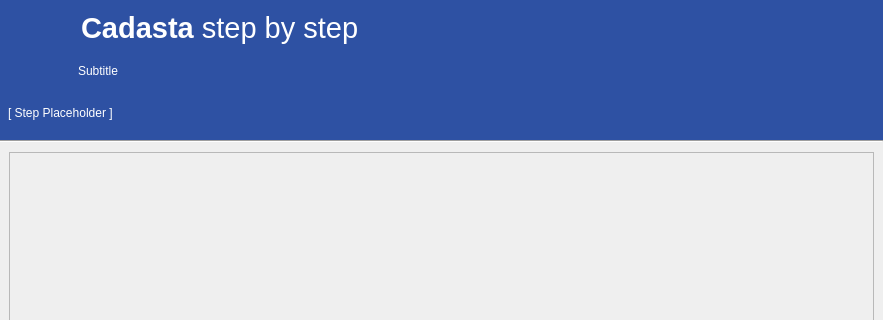
First picture: the form in cadasta/gui/ui/wizard/wizard_dialog_base.ui, repository kartoza/cadasta-qgis-plugin, before the edit; both pictures show x 0 to 883 and y 0 to 320 of the 883 by 811 pixel window.
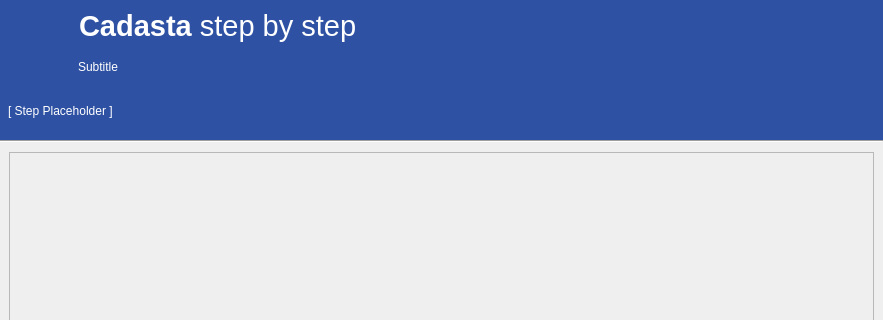
Second picture: the form after the edit. Icons and pictures are not drawn.

Commit message: Fix title size

Patch:
```diff
--- a/cadasta/gui/ui/wizard/wizard_dialog_base.ui
+++ b/cadasta/gui/ui/wizard/wizard_dialog_base.ui
@@ -143,21 +143,22 @@
         <item row="0" column="1">
          <widget class="QLabel" name="label_main_title">
           <property name="sizePolicy">
-           <sizepolicy hsizetype="Expanding" vsizetype="Preferred">
+           <sizepolicy hsizetype="Preferred" vsizetype="Preferred">
             <horstretch>0</horstretch>
             <verstretch>0</verstretch>
            </sizepolicy>
           </property>
           <property name="font">
            <font>
-            <pointsize>18</pointsize>
+            <pointsize>12</pointsize>
             <weight>50</weight>
             <italic>false</italic>
             <bold>false</bold>
+            <underline>false</underline>
            </font>
           </property>
           <property name="styleSheet">
-           <string notr="true">font: 18pt; color: #fff;</string>
+           <string notr="true">color: #fff;</string>
           </property>
           <property name="text">
            <string>&lt;html&gt;&lt;head/&gt;&lt;body&gt;&lt;p&gt;&lt;span style=&quot; font-size:22pt; font-weight:600;&quot;&gt;Cadasta&lt;/span&gt;&lt;span style=&quot; font-size:22pt;&quot;&gt; step by step&lt;/span&gt;&lt;/p&gt;&lt;/body&gt;&lt;/html&gt;</string>
```
